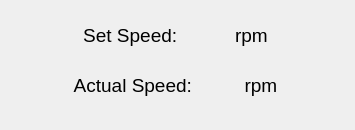
This is gui/ui/speed_monitor_dialog.ui in AimanHaidar/motor-control-via-hand-gesture as Qt 5 draws it before an edit. The edited form follows.
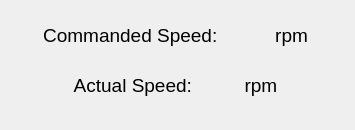
This is the edited form.

Commit message: publish to qt speed monitor

Diff of the .ui file:
```diff
--- a/gui/ui/speed_monitor_dialog.ui
+++ b/gui/ui/speed_monitor_dialog.ui
@@ -28,7 +28,7 @@
     </font>
    </property>
    <property name="text">
-    <string>Set Speed:           rpm</string>
+    <string>Commanded Speed:           rpm</string>
    </property>
    <property name="alignment">
     <set>Qt::AlignCenter</set>
```
The commit also changes 3 other files.
